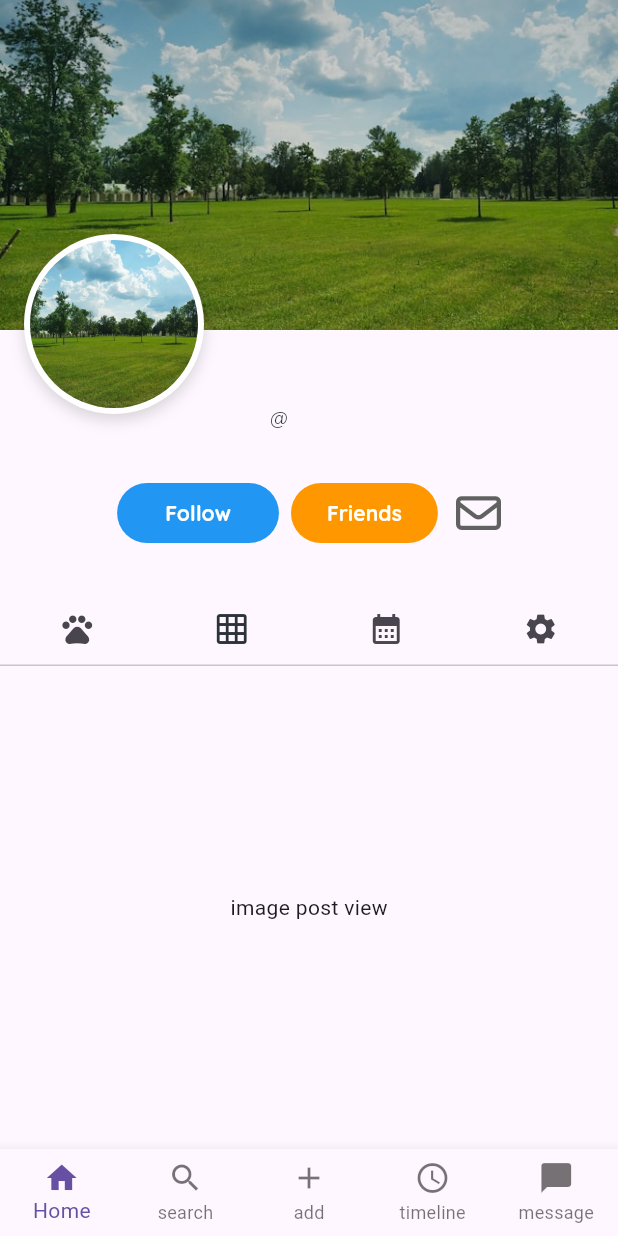
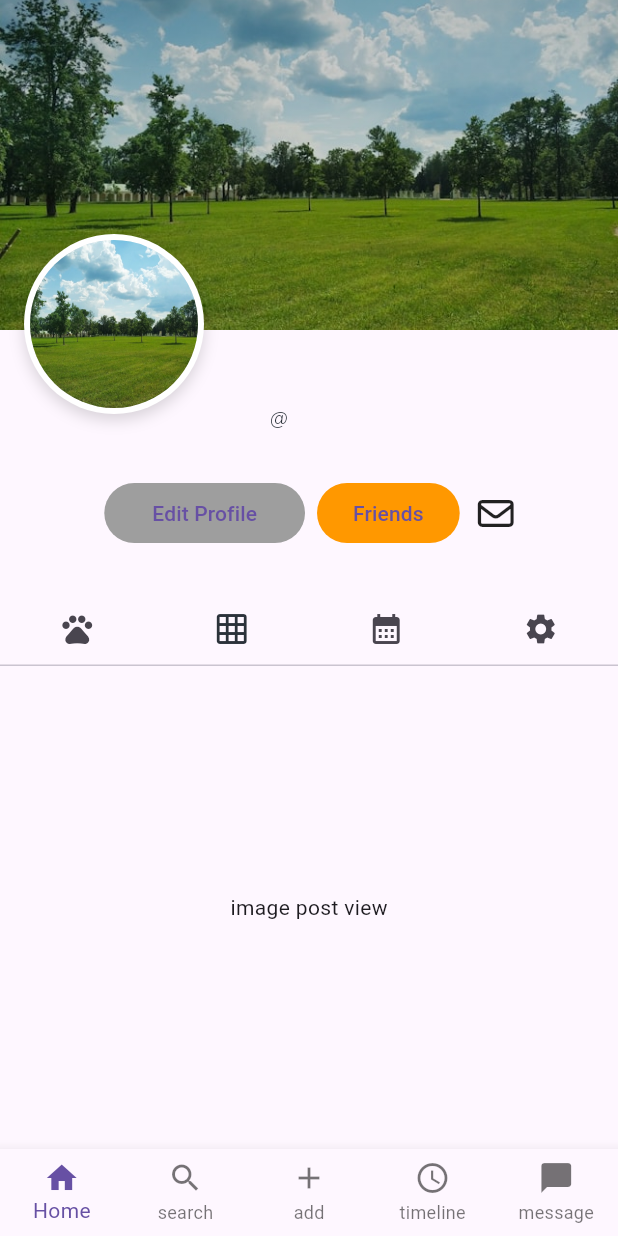
Before and after one commit to YunaSuzuki/timo, a Flutter app: the screen it shows once a user with an empty profile is signed in, tab 2 chosen, on a phone screen of 412 x 824 dp. Run offline on Flutter 3.47's test engine with Material 3 defaults, Android fonts, the phone set to English and light mode, and no system bars; drawn by our look-alikes of flutter_layout_grid; our stand-ins replace cloud_firestore, firebase_auth, firebase_core, firebase_storage, font_awesome_flutter, image_picker; accounts and stored records are empty; Roboto replaces fonts that are missing (M_Plus_Rounded_1c).

Commit message:
following-func
add following function

```diff
--- a/lib/screen/main_page.dart
+++ b/lib/screen/main_page.dart
@@ -13,7 +13,7 @@ class MainPage extends StatefulWidget {
 
 class _MainPageState extends State<MainPage> {
   int _selectedIndex = 0;
-  String? _viewUserId; // ← 表示中のユーザーID
+  String? _targetUserId; // ← 表示中のユーザーID
   late final String currentUserId;
 
   @override
@@ -24,12 +24,12 @@ class _MainPageState extends State<MainPage> {
     currentUserId = user!.uid;
 
     // 初期表示は「ログイン中ユーザーの PetList」
-    _viewUserId = currentUserId;
+    _targetUserId = currentUserId;
   }
 
   void _openPetList(String userId) {
     setState(() {
-      _viewUserId = userId;
+      _targetUserId = userId;
       _selectedIndex = 0; // Homeタブに切り替え
     });
   }
@@ -37,7 +37,7 @@ class _MainPageState extends State<MainPage> {
   @override
   Widget build(BuildContext context) {
     final pages = [
-      UserHomeProfile(userId: _viewUserId!),
+      UserHomeProfile(userId: _targetUserId!),
       PetListPage(userId: currentUserId),
       PetListPage(userId: currentUserId),
       PetListPage(userId: currentUserId),
@@ -48,7 +48,15 @@ class _MainPageState extends State<MainPage> {
       body: pages[_selectedIndex],
       bottomNavigationBar: BottomNavigationBar(
         currentIndex: _selectedIndex,
-        onTap: (i) => setState(() => _selectedIndex = i),
+        onTap: (i) {
+          setState(() {
+            if (i == 0) {
+              // ← Home を押したら自分のプロフィールへ戻す
+              _targetUserId = currentUserId;
+            }
+            _selectedIndex = i;
+          });
+        },
         type: BottomNavigationBarType.fixed,
         items: const [
           BottomNavigationBarItem(icon: Icon(Icons.home), label: 'Home'),
--- a/lib/screen/userHomeProfile.dart
+++ b/lib/screen/userHomeProfile.dart
@@ -5,6 +5,7 @@ import 'package:flutter_layout_grid/flutter_layout_grid.dart';
 import 'package:timo/components/homeTabs.dart';
 import 'package:timo/constants.dart';
 import 'package:font_awesome_flutter/font_awesome_flutter.dart';
+import 'package:timo/services/follow_service.dart';
 
 
 class UserHomeProfile extends StatefulWidget {
@@ -16,30 +17,37 @@ class UserHomeProfile extends StatefulWidget {
 }
 
 class _UserHomeProfileState extends State<UserHomeProfile> {
-  String? username;
-  String? accountId;
-  String? bio;
   final double headerHeight = 220;
   final double profileRadius = 56;
   final String headerAsset = 'assets/images/header_image.jpg';
   final String profileAsset = 'assets/images/header_image.jpg';
   final double tabBarViewHeight = 350;
+  String? username;
+  String? accountId;
+  String? bio;
 
+  bool isFollowing = false;
+  bool isMe = false;
+
+  late final String currentUserId;
+  final followService = FollowService();
+
+  @override
   @override
   void initState() {
     super.initState();
-    fetchCurrentUserProfile(widget.userId);
+    final user = FirebaseAuth.instance.currentUser!;
+    currentUserId = user.uid;
+
+
+    isMe = (widget.userId == currentUserId);
+
+    fetchUserProfile(widget.userId);
+    if (!isMe) checkFollowState(); // 自分のページならフォロー判定しない
   }
 
-  Future<void> fetchCurrentUserProfile(userId) async {
-    final user = FirebaseAuth.instance.currentUser;
-    if (user == null) return;
-
-    final doc = await FirebaseFirestore.instance
-        .collection('users')
-        .doc(userId)
-        .get();
-
+  Future<void> fetchUserProfile(String? userId) async {
+    final doc = await FirebaseFirestore.instance.collection('users').doc(userId).get();
     if (!doc.exists) return;
 
     final data = doc.data()!;
@@ -48,6 +56,27 @@ class _UserHomeProfileState extends State<UserHomeProfile> {
       accountId = data['accountID'];
       bio = data['bio'];
     });
+  }
+
+  Future<void> checkFollowState() async {
+    final snap = await FirebaseFirestore.instance
+        .collection('users')
+        .doc(currentUserId)
+        .collection('following')
+        .doc(widget.userId)
+        .get();
+
+    setState(() => isFollowing = snap.exists);
+  }
+
+  Future<void> toggleFollow() async {
+    if (isFollowing) {
+      await followService.unfollow(currentUserId, widget.userId!);
+    } else {
+      await followService.follow(currentUserId, widget.userId!);
+    }
+
+    setState(() => isFollowing = !isFollowing);
   }
 
   @override
@@ -138,26 +167,49 @@ class _UserHomeProfileState extends State<UserHomeProfile> {
               padding: EdgeInsets.only(left: 30.0, right: 30.0),
               child: Row(
                 mainAxisAlignment: MainAxisAlignment.center,
-                children: <Widget>[
-                  TextButton(
-                    onPressed: () {},
-                    style: TextButton.styleFrom(
-                      backgroundColor: Colors.blue,
-                      padding: EdgeInsets.symmetric(horizontal: 32, vertical: 10), // inner padding
+                children: [
+
+                  // 自分のプロフィール → Edit Profile
+                  if (isMe)
+                    TextButton(
+                      onPressed: () {
+                        // プロフィール編集ページへ遷移など
+                      },
+                      style: TextButton.styleFrom(
+                        backgroundColor: Colors.grey,
+                        padding: const EdgeInsets.symmetric(horizontal: 32, vertical: 10),
+                      ),
+                      child: const Text("Edit Profile"),
+                    )
+
+                  // 他ユーザー → Follow / Unfollow
+                  else
+                    TextButton(
+                      onPressed: toggleFollow,
+                      style: TextButton.styleFrom(
+                        backgroundColor: isFollowing ? Colors.grey : Colors.blue,
+                        padding: const EdgeInsets.symmetric(horizontal: 32, vertical: 10),
+                      ),
+                      child: Text(
+                        isFollowing ? "Unfollow" : "Follow",
+                        style: const TextStyle(color: Colors.white),
+                      ),
                     ),
-                    child: Text("Follow", style: appTextStyleEn(color: Colors.white),),
-                  ),
-                  SizedBox(width: 8.0,),
+
+                  const SizedBox(width: 8),
+
+                  // 友達ボタン（今は仮）
                   TextButton(
                     onPressed: () {},
                     style: TextButton.styleFrom(
                       backgroundColor: Colors.orange,
-                      padding: EdgeInsets.symmetric(horizontal: 24, vertical: 10), // inner padding
+                      padding: const EdgeInsets.symmetric(horizontal: 24, vertical: 10),
                     ),
-                    child: Text("Friends", style: appTextStyleEn(color: Colors.white),),
+                    child: const Text("Friends"),
                   ),
-                  SizedBox(width: 12.0,),
-                  Icon(FontAwesomeIcons.envelope, size: 30.0, color: Colors.grey[700],),
+
+                  const SizedBox(width: 12),
+                  const Icon(FontAwesomeIcons.envelope),
                 ],
               ),
             ), // FollowButton //TextButton
```
Also changed, not shown: lib/services/follow_service.dart (added, +51 -0 lines).
